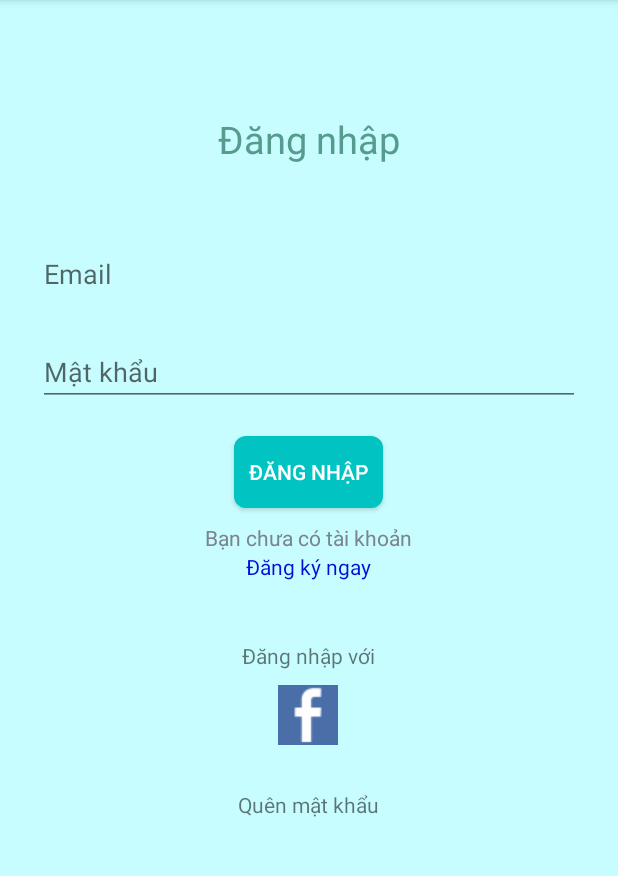
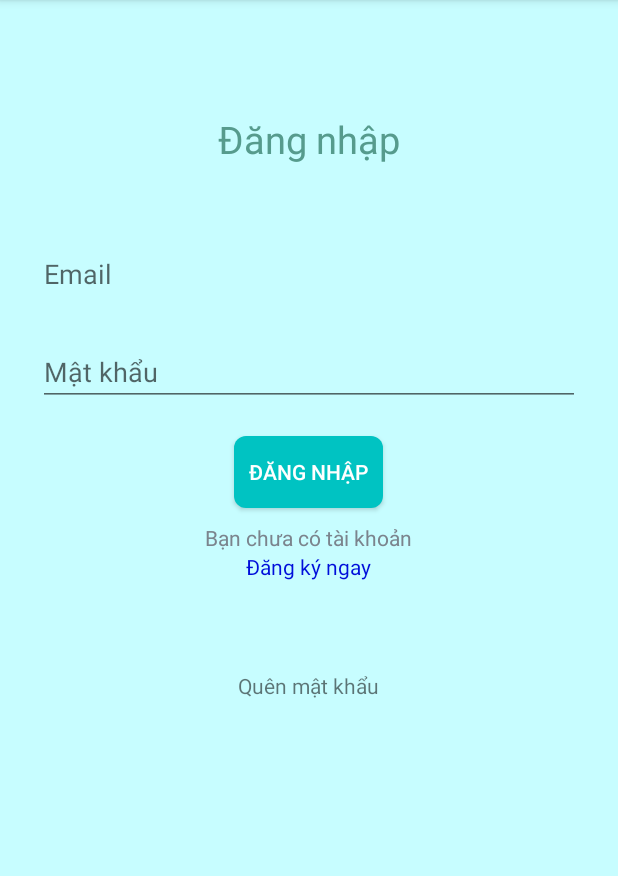
Before and after one commit to trungduc0310/demosmatch, an Android app: the screen it shows after launch (Dangnhap), on a phone screen of 412 x 824 dp, the part 84-960 px from its top. Run offline under Robolectric (Android 15) with nearby library versions, the phone set to English and light mode, and no system bars; our stand-ins replace Firebase (no records; nobody signed in at launch, a user with empty details on screens opened directly), Picasso; libraries missing offline, so code that uses them is left out: com.andremion.counterfab; pictures from the network do not load; 1 statement that could not run was skipped.

Commit message:
update dangnhap, xoa fb

```diff
--- a/app/src/main/res/layout/activity_dangnhap.xml
+++ b/app/src/main/res/layout/activity_dangnhap.xml
@@ -81,19 +81,8 @@
                     android:gravity="center"
                     android:layout_alignParentBottom="true"
                     android:layout_centerInParent="true">
-                    <TextView
-                        android:layout_width="wrap_content"
-                        android:layout_height="wrap_content"
-                        android:text="Đăng nhập với"
-                        android:layout_margin="10dp"
-                        />
-                    <ImageButton
-                        android:layout_width="40dp"
-                        android:layout_height="40dp"
-                        android:background="#00000000"
-                        android:src="@drawable/facebook_icon"
-                        android:id="@+id/imgbtn_facebook"
-                        />
+
+
                     <TextView
                         android:layout_width="wrap_content"
                         android:layout_height="wrap_content"
```
